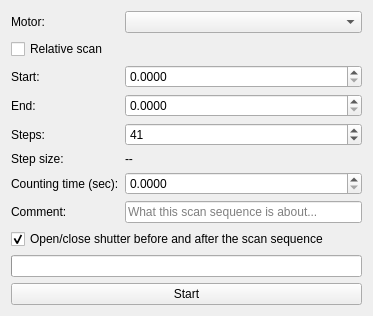
This is cct/qtgui/measurement/scan/scan.ui in awacha/cct as Qt 5 draws it before an edit. The edited form follows.
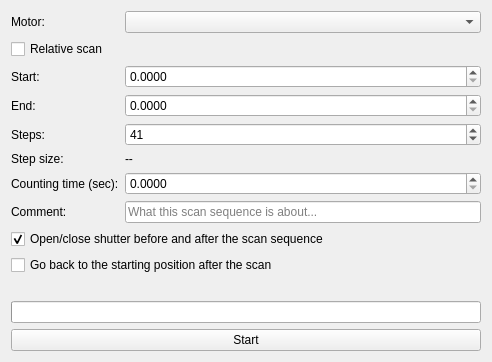
This is the edited form. Icons and pictures are not drawn.

Commit message: Scan UI: option to return the motor to the starting position.

Diff of the .ui file:
```diff
--- a/cct/qtgui/measurement/scan/scan.ui
+++ b/cct/qtgui/measurement/scan/scan.ui
@@ -6,8 +6,8 @@
    <rect>
     <x>0</x>
     <y>0</y>
-    <width>373</width>
-    <height>314</height>
+    <width>492</width>
+    <height>362</height>
    </rect>
   </property>
   <property name="windowTitle">
@@ -91,7 +91,7 @@
         </property>
        </widget>
       </item>
-      <item row="7" column="0">
+      <item row="8" column="0">
        <widget class="QLabel" name="label_7">
         <property name="text">
          <string>Comment:</string>
@@ -139,14 +139,14 @@
         </property>
        </widget>
       </item>
-      <item row="7" column="1">
+      <item row="8" column="1">
        <widget class="QLineEdit" name="commentLineEdit">
         <property name="placeholderText">
          <string>What this scan sequence is about...</string>
         </property>
        </widget>
       </item>
-      <item row="8" column="0" colspan="2">
+      <item row="9" column="0" colspan="2">
        <widget class="QCheckBox" name="autoShutterCheckBox">
         <property name="text">
          <string>Open/close shutter before and after the scan sequence</string>
@@ -159,6 +159,13 @@
         </property>
        </widget>
       </item>
+      <item row="10" column="0" colspan="2">
+       <widget class="QCheckBox" name="goBackAfterEndCheckBox">
+        <property name="text">
+         <string>Go back to the starting position after the scan</string>
+        </property>
+       </widget>
+      </item>
      </layout>
     </widget>
    </item>
```
Left out of the diff: 12 changed lines with no effect on the pictures. The commit also changes 1 other file.
